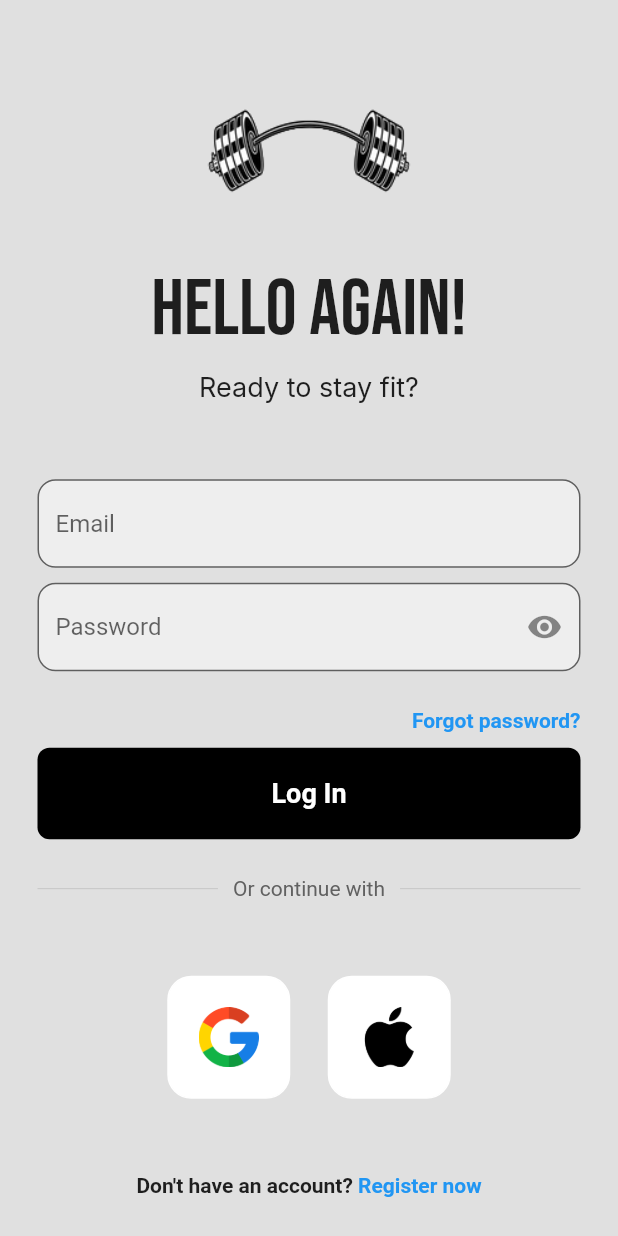
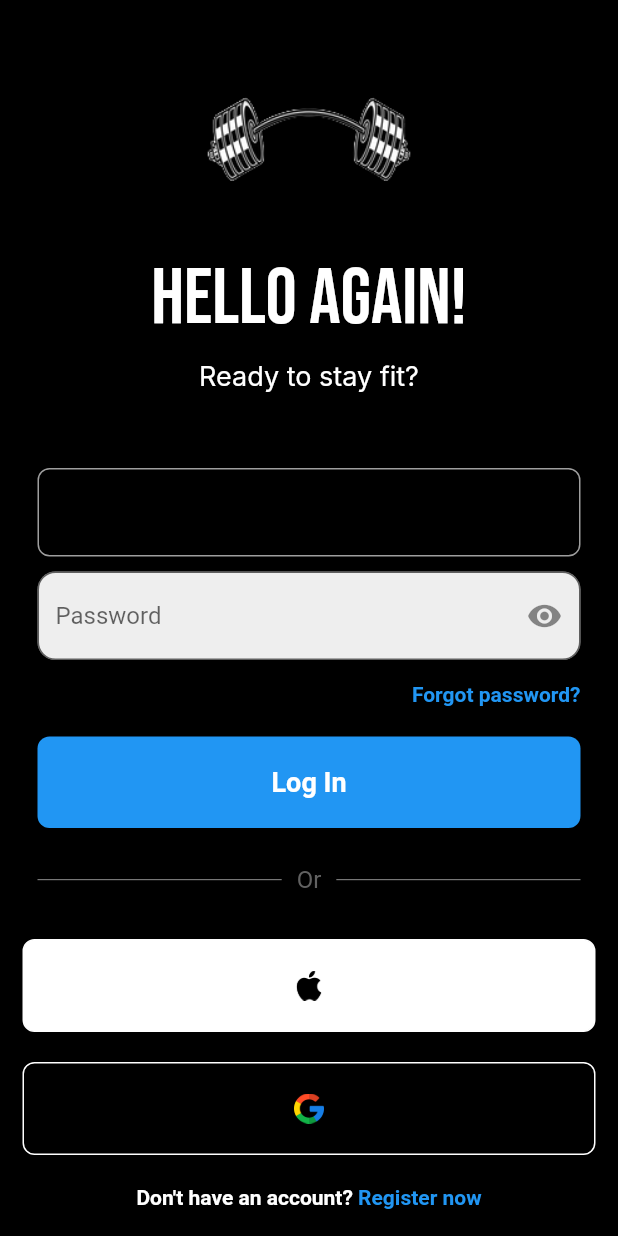
Before and after one commit to dachmiel/StrongEats, a Flutter app: the screen it shows after launch, on a phone screen of 412 x 824 dp. Run offline on Flutter 3.47's test engine with Material 2 defaults, Android fonts, the phone set to English and light mode, and no system bars; our stand-ins replace cloud_firestore, email_validator, firebase_auth, firebase_core, google_fonts; accounts and stored records are empty.

Commit message:
+black and modern UI commit

```diff
--- /dev/null
+++ b/strongeats_app/lib/components/myButton.dart
@@ -0,0 +1,36 @@
+import 'package:flutter/material.dart';
+
+class MyButton extends StatelessWidget {
+  final Function()? onTap;
+  final String text;
+
+  const MyButton({
+    super.key,
+    required this.onTap,
+    required this.text,
+  });
+
+  @override
+  Widget build(BuildContext context) {
+    return GestureDetector(
+      onTap: onTap,
+      child: Container(
+        padding: const EdgeInsets.all(20),
+        decoration: BoxDecoration(
+          color: Colors.blue,
+          borderRadius: BorderRadius.circular(8),
+        ),
+        child: Center(
+          child: Text(
+            text,
+            style: const TextStyle(
+              color: Colors.white,
+              fontWeight: FontWeight.bold,
+              fontSize: 18,
+            ),
+          ),
+        ),
+      ),
+    );
+  }
+}
--- a/strongeats_app/lib/components/square_tile.dart
+++ b/strongeats_app/lib/components/square_tile.dart
@@ -2,23 +2,27 @@ import 'package:flutter/material.dart';
 
 class SquareTile extends StatelessWidget {
   final String imagePath;
+  final Color boxColor;
+  final Color borderColor;
   const SquareTile({
     super.key,
     required this.imagePath,
+    required this.boxColor,
+    required this.borderColor,
   });
 
   @override
   Widget build(BuildContext context) {
     return Container(
-      padding: EdgeInsets.all(20),
+      padding: EdgeInsets.symmetric(vertical: 20, horizontal: 180),
       decoration: BoxDecoration(
-        border: Border.all(color: Colors.white),
-        borderRadius: BorderRadius.circular(16),
-        color: Colors.white,
+        border: Border.all(color: borderColor),
+        borderRadius: BorderRadius.circular(8),
+        color: boxColor,
       ),
       child: Image.asset(
         imagePath,
-        height: 40,
+        height: 20,
       ),
     );
   }
--- a/strongeats_app/lib/pages/login_page.dart
+++ b/strongeats_app/lib/pages/login_page.dart
@@ -3,6 +3,7 @@ import 'package:firebase_auth/firebase_auth.dart';
 // import 'package:firebase_core/firebase_core.dart';
 import 'package:flutter/material.dart';
 import 'package:google_fonts/google_fonts.dart';
+import 'package:strongeats/components/myButton.dart';
 import 'package:strongeats/components/square_tile.dart';
 
 import 'forgot_pw_page.dart';
@@ -66,7 +67,7 @@ class _LoginPageState extends State<LoginPage> {
   @override
   Widget build(BuildContext context) {
     return Scaffold(
-      backgroundColor: Colors.grey[300],
+      backgroundColor: Colors.black,
       body: SafeArea(
         child: Center(
           child: SingleChildScrollView(
@@ -85,6 +86,7 @@ class _LoginPageState extends State<LoginPage> {
                     'Hello Again!',
                     style: GoogleFonts.bebasNeue(
                       fontSize: 52,
+                      color: Colors.white,
                     ),
                   ),
                   const SizedBox(height: 10),
@@ -92,6 +94,7 @@ class _LoginPageState extends State<LoginPage> {
                     'Ready to stay fit?',
                     style: GoogleFonts.inter(
                       fontSize: 18,
+                      color: Colors.white,
                     ),
                   ),
                   const SizedBox(height: 50),
@@ -102,16 +105,23 @@ class _LoginPageState extends State<LoginPage> {
                     child: TextFormField(
                       controller: _emailController,
                       decoration: InputDecoration(
-                        border: OutlineInputBorder(
-                          borderSide: BorderSide(color: Colors.grey),
-                          borderRadius: BorderRadius.circular(12),
+                        labelText: "Email",
+                        enabledBorder: OutlineInputBorder(
+                          borderSide: BorderSide(
+                            color: Colors.grey,
+                            width: 1,
+                          ),
+                          borderRadius: BorderRadius.circular(8),
                         ),
                         focusedBorder: OutlineInputBorder(
-                          borderSide: BorderSide(color: Colors.black),
-                          borderRadius: BorderRadius.circular(12),
+                          borderSide: BorderSide(
+                            color: Colors.blue,
+                            width: 2,
+                          ),
+                          borderRadius: BorderRadius.circular(8),
                         ),
                         hintText: 'Email',
-                        fillColor: Colors.grey[200],
+                        fillColor: Colors.black,
                         filled: true,
                       ),
                       validator: (text) {
@@ -143,11 +153,17 @@ class _LoginPageState extends State<LoginPage> {
                       controller: _passwordController,
                       decoration: InputDecoration(
                         border: OutlineInputBorder(
-                          borderSide: BorderSide(color: Colors.grey),
+                          borderSide: BorderSide(
+                            color: Colors.grey,
+                            width: 1,
+                          ),
                           borderRadius: BorderRadius.circular(12),
                         ),
                         focusedBorder: OutlineInputBorder(
-                          borderSide: BorderSide(color: Colors.black),
+                          borderSide: BorderSide(
+                            color: Colors.blue,
+                            width: 2,
+                          ),
                           borderRadius: BorderRadius.circular(12),
                         ),
                         hintText: 'Password',
@@ -193,7 +209,7 @@ class _LoginPageState extends State<LoginPage> {
                     ),
                   ),
 
-                  const SizedBox(height: 15),
+                  const SizedBox(height: 5),
 
                   Padding(
                     padding: const EdgeInsets.symmetric(horizontal: 25.0),
@@ -223,30 +239,14 @@ class _LoginPageState extends State<LoginPage> {
                     ),
                   ),
 
-                  const SizedBox(height: 10),
+                  const SizedBox(height: 20),
 
-                  // sign in button
+                  // log in button
                   Padding(
                     padding: const EdgeInsets.symmetric(horizontal: 25.0),
-                    child: GestureDetector(
+                    child: MyButton(
                       onTap: signIn,
-                      child: Container(
-                        padding: const EdgeInsets.all(20),
-                        decoration: BoxDecoration(
-                          color: Colors.black,
-                          borderRadius: BorderRadius.circular(8),
-                        ),
-                        child: const Center(
-                          child: Text(
-                            'Log In',
-                            style: TextStyle(
-                              color: Colors.white,
-                              fontWeight: FontWeight.bold,
-                              fontSize: 18,
-                            ),
-                          ),
-                        ),
-                      ),
+                      text: "Log In",
                     ),
                   ),
                   const SizedBox(height: 25),
@@ -265,8 +265,11 @@ class _LoginPageState extends State<LoginPage> {
                         Padding(
                           padding: const EdgeInsets.symmetric(horizontal: 10.0),
                           child: Text(
-                            'Or continue with',
-                            style: TextStyle(color: Colors.grey[700]),
+                            'Or',
+                            style: TextStyle(
+                              color: Colors.grey[700],
+                              fontSize: 16,
+                            ),
                           ),
                         ),
                         Expanded(
@@ -279,25 +282,33 @@ class _LoginPageState extends State<LoginPage> {
                     ),
                   ),
 
-                  const SizedBox(height: 50),
+                  const SizedBox(height: 30),
 
-                  // google and apple sign in
-                  Row(
+                  // apple and google sign in
+                  Column(
                     mainAxisAlignment: MainAxisAlignment.center,
                     children: const [
-                      // google button
-                      SquareTile(imagePath: 'lib/assets/google.png'),
+                      // apple button
+                      SquareTile(
+                        imagePath: 'lib/assets/apple.png',
+                        boxColor: Colors.white,
+                        borderColor: Colors.white,
+                      ),
 
                       const SizedBox(
-                        width: 25,
+                        height: 20,
                       ),
 
-                      // apple button
-                      SquareTile(imagePath: 'lib/assets/apple.png')
+                      // google button
+                      SquareTile(
+                        imagePath: 'lib/assets/google.png',
+                        boxColor: Colors.black,
+                        borderColor: Colors.white,
+                      ),
                     ],
                   ),
 
-                  const SizedBox(height: 50),
+                  const SizedBox(height: 20),
 
                   // not a member? register now
                   Row(
@@ -306,6 +317,7 @@ class _LoginPageState extends State<LoginPage> {
                       Text(
                         "Don't have an account?",
                         style: TextStyle(
+                          color: Colors.white,
                           fontWeight: FontWeight.bold,
                         ),
                       ),
--- a/strongeats_app/lib/pages/register_page.dart
+++ b/strongeats_app/lib/pages/register_page.dart
@@ -3,6 +3,7 @@ import 'package:email_validator/email_validator.dart';
 import 'package:firebase_auth/firebase_auth.dart';
 import 'package:flutter/material.dart';
 import 'package:google_fonts/google_fonts.dart';
+import 'package:strongeats/components/myButton.dart';
 
 class RegisterPage extends StatefulWidget {
   final VoidCallback showLoginPage;
@@ -260,28 +261,13 @@ class _RegisterPageState extends State<RegisterPage> {
 
                   const SizedBox(height: 10),
 
+                  // sign up button
                   // sign in button
                   Padding(
                     padding: const EdgeInsets.symmetric(horizontal: 25.0),
-                    child: GestureDetector(
+                    child: MyButton(
                       onTap: signUp,
-                      child: Container(
-                        padding: const EdgeInsets.all(20),
-                        decoration: BoxDecoration(
-                          color: Colors.black,
-                          borderRadius: BorderRadius.circular(12),
-                        ),
-                        child: const Center(
-                          child: Text(
-                            'Sign Up',
-                            style: TextStyle(
-                              color: Colors.white,
-                              fontWeight: FontWeight.bold,
-                              fontSize: 18,
-                            ),
-                          ),
-                        ),
-                      ),
+                      text: "Sign Up",
                     ),
                   ),
                   const SizedBox(height: 25),
```
